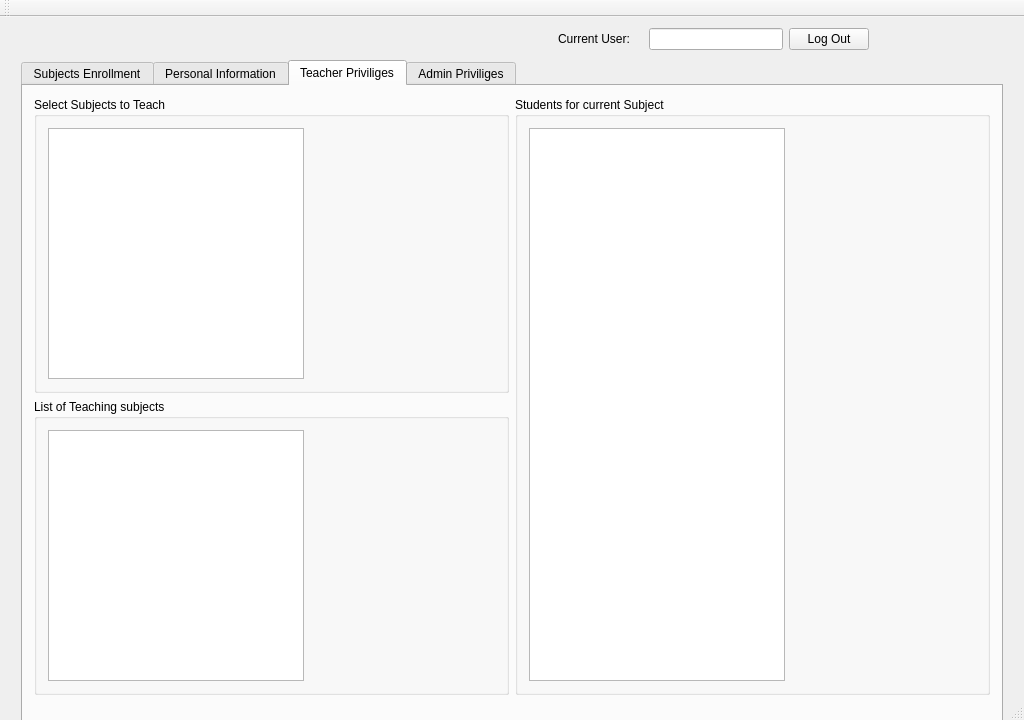
First picture: the form in AIS_Login/AIS_MainWindow.ui, repository Holikma/Application_AIS, before the edit.
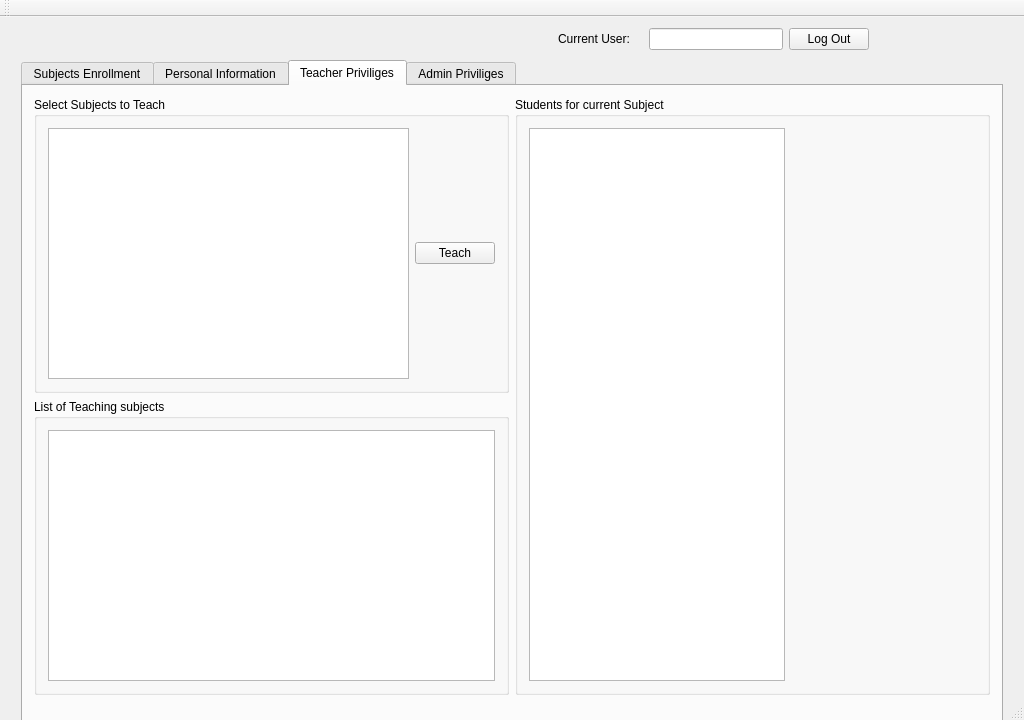
Second picture: the form after the edit.

```diff
--- a/AIS_Login/AIS_MainWindow.ui
+++ b/AIS_Login/AIS_MainWindow.ui
@@ -530,8 +530,8 @@
              <string>List of Teaching subjects</string>
             </property>
             <layout class="QFormLayout" name="formLayout_4">
-             <item row="0" column="0">
-              <widget class="QTableWidget" name="tableWidget_5"/>
+             <item row="0" column="0" colspan="2">
+              <widget class="QTableWidget" name="List_Teaching_Subjects"/>
              </item>
             </layout>
            </widget>
@@ -541,10 +541,17 @@
             <property name="title">
              <string>Select Subjects to Teach</string>
             </property>
-            <layout class="QFormLayout" name="formLayout_6">
-             <item row="0" column="0">
+            <layout class="QHBoxLayout" name="horizontalLayout">
+             <item>
               <widget class="QTableWidget" name="List_Subjects_to_Teach"/>
              </item>
+             <item>
+              <widget class="QPushButton" name="Button_Teach">
+               <property name="text">
+                <string>Teach</string>
+               </property>
+              </widget>
+             </item>
             </layout>
            </widget>
           </item>
```
Left out of the diff: 31 changed lines with no effect on the pictures.
